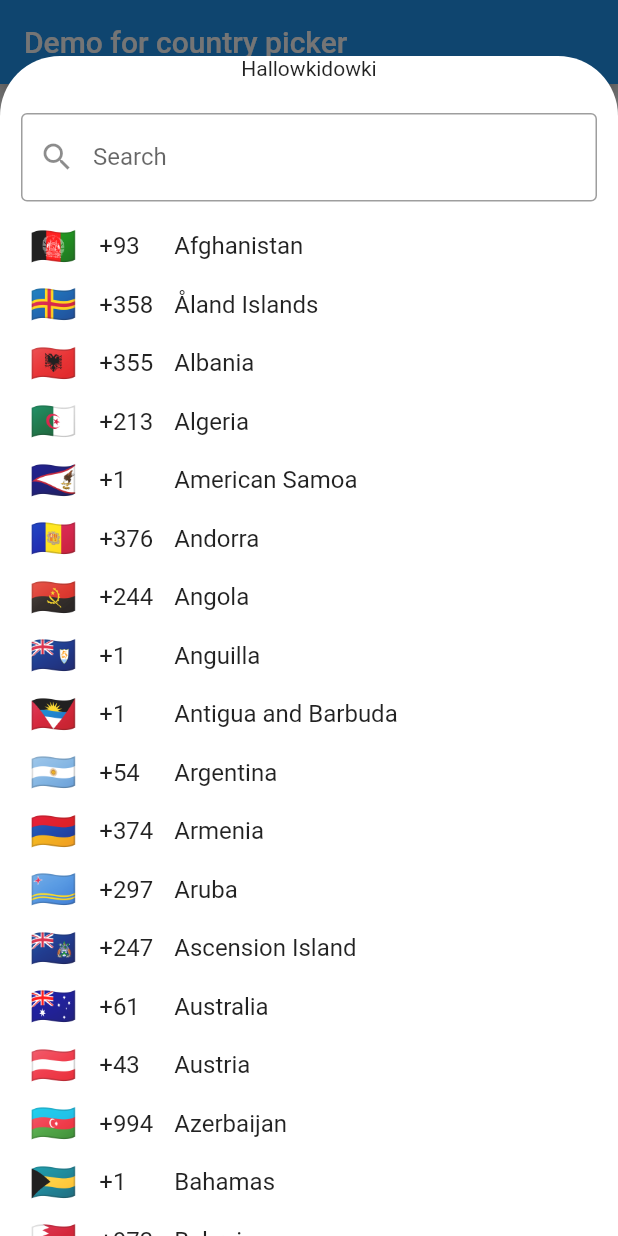
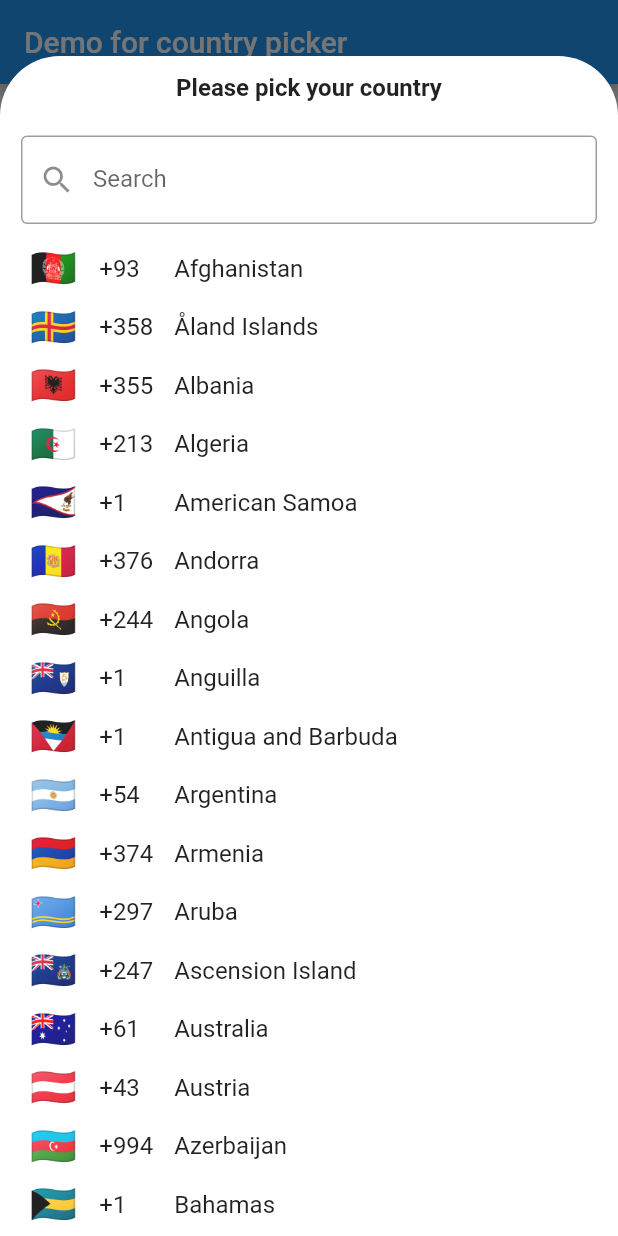
Before and after one commit to jimbertools/flutter-country-picker, a Flutter app: the screen it shows after launch, after a tap on "Show country picker", on a phone screen of 412 x 824 dp. Run offline on Flutter 3.47's test engine with Material 2 defaults, Android fonts, the phone set to English and light mode, and no system bars.

Commit message:
Added title

```diff
--- a/lib/src/country_list_view.dart
+++ b/lib/src/country_list_view.dart
@@ -89,7 +89,8 @@ class _CountryListViewState extends State<CountryListView> {
 
     return Column(
       children: <Widget>[
-        Text('Hallowkidowki'),
+        const SizedBox(height: 12),
+        const Text('Please pick your country', style: TextStyle(fontWeight: FontWeight.bold, fontSize: 16)),
         const SizedBox(height: 12),
         Padding(
           padding: const EdgeInsets.symmetric(horizontal: 14, vertical: 10),
```
